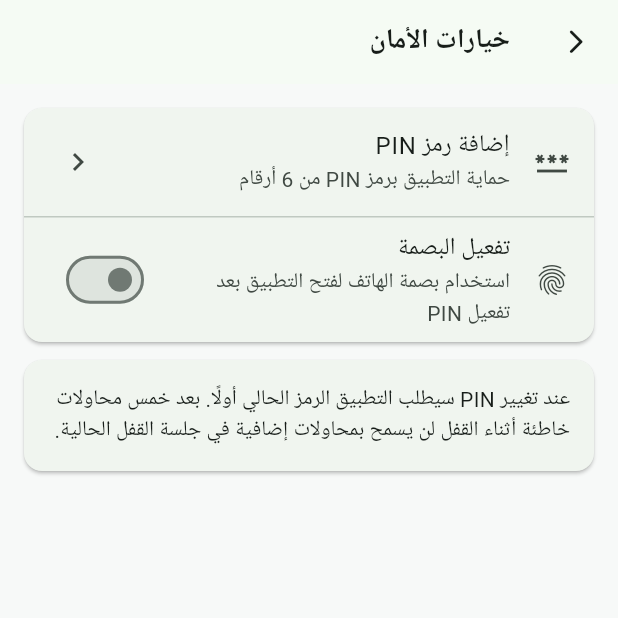
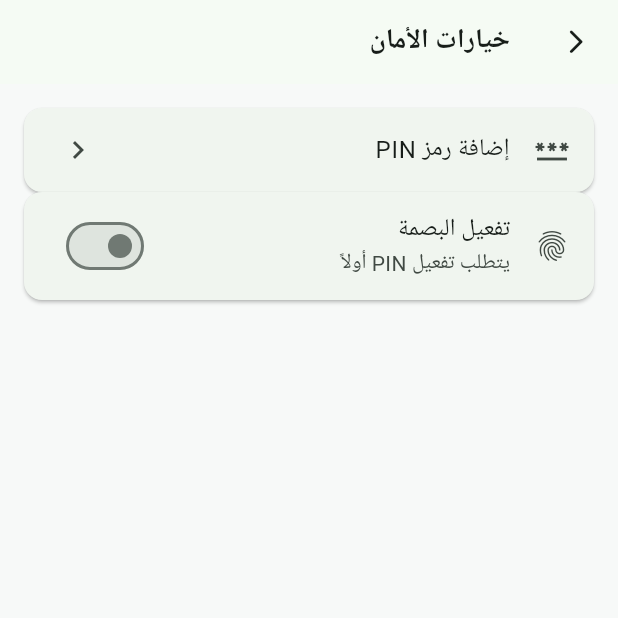
Before and after one commit to alhosamesameer-sys/DftarPro, a Flutter app: the SecuritySettingsPage screen opened by its route, after a tap on "إضافة رمز PIN", on a phone screen of 412 x 824 dp, the top half of it. Run offline on Flutter 3.47's test engine with Material 3 defaults, Android fonts, the phone set to English and light mode, and no system bars; our stand-ins replace file_picker, fl_chart, flutter_riverpod, flutter_secure_storage, go_router, image_picker and 5 more; accounts and stored records are empty; statements that could not run were skipped.

Commit message:
Fix Dart analyzer errors in lib/features/settings/security_page.dart

```diff
--- a/lib/features/settings/security_page.dart
+++ b/lib/features/settings/security_page.dart
@@ -3,17 +3,26 @@ import 'package:flutter_riverpod/flutter_riverpod.dart';
 import '../../core/providers.dart';
 import '../../shared/widgets.dart';
 
-class SecuritySettingsPage extends ConsumerStatefulWidget {const SecuritySettingsPage({super.key});@override ConsumerState<SecuritySettingsPage> createState()=>_SecuritySettingsPageState();}
-class _SecuritySettingsPageState extends ConsumerState<SecuritySettingsPage>{bool pin=false,biometric=false;
-@override void initState(){super.initState();_load();}
-Future<void> _load()async{final security=ref.read(securityProvider);final hasPin=await security.hasPin();final bio=(await ref.read(repositoryProvider).getSetting('biometric_enabled')??'0')=='1';if(mounted)setState((){pin=hasPin;biometric=bio;});}
-Future<void> _pin()async{final result=await showDialog<bool>(context:context,builder:(_)=>_PinDialog(change:pin));if(result==true){await _load();if(mounted)ScaffoldMessenger.of(context).showSnackBar(const SnackBar(content:Text('تم حفظ رمز PIN ✓')));}}
-Future<void> _bio(bool value)async{if(!pin){ScaffoldMessenger.of(context).showSnackBar(const SnackBar(content:Text('أضف PIN أولاً')));return;}if(value){final security=ref.read(securityProvider);if(!await security.isAvailable()){ScaffoldMessenger.of(context).showSnackBar(const SnackBar(content:Text('المصادقة الحيوية غير متاحة على هذا الجهاز')));return;}if(!await security.biometric(biometricOnly:true)){ScaffoldMessenger.of(context).showSnackBar(const SnackBar(content:Text('لم يتم التحقق من البصمة')));return;}}setState(()=>biometric=value);await ref.read(repositoryProvider).setSetting('biometric_enabled',value?'1':'0');}
-@override Widget build(BuildContext context)=>Scaffold(appBar:const AppHeader(title:'خيارات الأمان'),body:ListView(padding:const EdgeInsets.all(16),children:[Card(child:Column(children:[ListTile(onTap:_pin,leading:const Icon(Icons.password_outlined),title:Text(pin?'تغيير رمز PIN':'إضافة رمز PIN'),subtitle:Text(pin?'PIN من 6 أرقام مفعل':'حماية التطبيق برمز PIN من 6 أرقام'),trailing:const Icon(Icons.chevron_left)),const Divider(height:1),SwitchListTile(value:biometric,onChanged:_bio,secondary:const Icon(Icons.fingerprint),title:const Text('تفعيل البصمة'),subtitle:const Text('استخدام بصمة الهاتف لفتح التطبيق بعد تفعيل PIN'))])),const SizedBox(height:12),const Card(child:Padding(padding:EdgeInsets.all(16),child:Text('عند تغيير PIN سيطلب التطبيق الرمز الحالي أولًا. بعد خمس محاولات خاطئة أثناء القفل لن يسمح بمحاولات إضافية في جلسة القفل الحالية.')))]));}
+class SecuritySettingsPage extends ConsumerStatefulWidget{
+  const SecuritySettingsPage({super.key});
+  @override ConsumerState<SecuritySettingsPage> createState()=>_SecuritySettingsPageState();
 }
-class _PinDialog extends ConsumerStatefulWidget{final bool change;const _PinDialog({required this.change});@override ConsumerState<_PinDialog> createState()=>_PinDialogState();}
-class _PinDialogState extends ConsumerState<_PinDialog>{late final TextEditingController current,first,confirm;bool saving=false;String error='';
-@override void initState(){super.initState();current=TextEditingController();first=TextEditingController();confirm=TextEditingController();}
-@override void dispose(){current.dispose();first.dispose();confirm.dispose();super.dispose();}
-Future<void> _save()async{if(widget.change&&current.text.length!=6){setState(()=>error='أدخل PIN الحالي المكون من 6 أرقام');return;}if(!RegExp(r'^\d{6}$').hasMatch(first.text)||first.text!=confirm.text){setState(()=>error='أدخل PIN جديدًا من 6 أرقام متطابقة');return;}if(widget.change&&!await ref.read(securityProvider).verifyPin(current.text)){setState(()=>error='رمز PIN الحالي غير صحيح');return;}if(widget.change&&first.text==current.text){setState(()=>error='يجب اختيار PIN مختلف عن الرمز الحالي');return;}setState(()=>saving=true);try{await ref.read(securityProvider).setPin(first.text);await ref.read(repositoryProvider).setSetting('pin_enabled','1');if(mounted)Navigator.of(context).pop(true);}catch(e){if(mounted)setState(()=>error='تعذر حفظ PIN: $e');}finally{if(mounted)setState(()=>saving=false);}}
-@override Widget build(BuildContext context)=>AlertDialog(title:Text(widget.change?'تغيير رمز PIN':'إضافة رمز PIN'),content:Column(mainAxisSize:MainAxisSize.min,children:[if(widget.change)TextField(controller:current,maxLength:6,keyboardType:TextInputType.number,obscureText:true,decoration:InputDecoration(labelText:'PIN الحالي',errorText:error.isEmpty?null:error)),TextField(controller:first,maxLength:6,keyboardType:TextInputType.number,obscureText:true,autofocus:!widget.change,decoration:const InputDecoration(labelText:'PIN الجديد من 6 أرقام')),TextField(controller:confirm,maxLength:6,keyboardType:TextInputType.number,obscureText:true,decoration:const InputDecoration(labelText:'تأكيد PIN'))]),actions:[TextButton(onPressed:saving?null:()=>Navigator.pop(context,false),child:const Text('إلغاء')),FilledButton(onPressed:saving?null:_save,child:Text(saving?'جارٍ الحفظ...':'حفظ'))]);}
+class _SecuritySettingsPageState extends ConsumerState<SecuritySettingsPage>{
+  bool pin=false,biometric=false;
+  @override void initState(){super.initState();_load();}
+  Future<void> _load()async{final s=ref.read(securityProvider);final p=await s.hasPin();final b=(await ref.read(repositoryProvider).getSetting('biometric_enabled')??'0')=='1';if(mounted)setState((){pin=p;biometric=b;});}
+  Future<void> _pin()async{final ok=await showDialog<bool>(context:context,builder:(_)=>const _PinDialog());if(ok==true)await _load();}
+  Future<void> _bio(bool value)async{if(!pin)return;setState(()=>biometric=value);await ref.read(repositoryProvider).setSetting('biometric_enabled',value?'1':'0');}
+  @override Widget build(BuildContext context)=>Scaffold(appBar:const AppHeader(title:'خيارات الأمان'),body:ListView(padding:const EdgeInsets.all(16),children:[
+    Card(child:ListTile(onTap:_pin,leading:const Icon(Icons.password),title:Text(pin?'تغيير رمز PIN':'إضافة رمز PIN'),trailing:const Icon(Icons.chevron_left))),
+    Card(child:SwitchListTile(value:biometric,onChanged:_bio,secondary:const Icon(Icons.fingerprint),title:const Text('تفعيل البصمة'),subtitle:const Text('يتطلب تفعيل PIN أولاً'))),
+  ]));
+}
+class _PinDialog extends ConsumerStatefulWidget{const _PinDialog();@override ConsumerState<_PinDialog> createState()=>_PinDialogState();}
+class _PinDialogState extends ConsumerState<_PinDialog>{
+  final pin=TextEditingController(),confirm=TextEditingController();
+  String error='';
+  @override void dispose(){pin.dispose();confirm.dispose();super.dispose();}
+  Future<void> _save()async{if(!RegExp(r'^\d{6}$').hasMatch(pin.text)||pin.text!=confirm.text){setState(()=>error='أدخل PIN من 6 أرقام متطابقة');return;}await ref.read(securityProvider).setPin(pin.text);if(mounted)Navigator.pop(context,true);}
+  @override Widget build(BuildContext context)=>AlertDialog(title:const Text('إضافة رمز PIN'),content:Column(mainAxisSize:MainAxisSize.min,children:[TextField(controller:pin,maxLength:6,obscureText:true,keyboardType:TextInputType.number,decoration:InputDecoration(labelText:'PIN',errorText:error.isEmpty?null:error)),TextField(controller:confirm,maxLength:6,obscureText:true,keyboardType:TextInputType.number,decoration:const InputDecoration(labelText:'تأكيد PIN'))]),actions:[TextButton(onPressed:()=>Navigator.pop(context,false),child:const Text('إلغاء')),FilledButton(onPressed:_save,child:const Text('حفظ'))]);
+}
```
